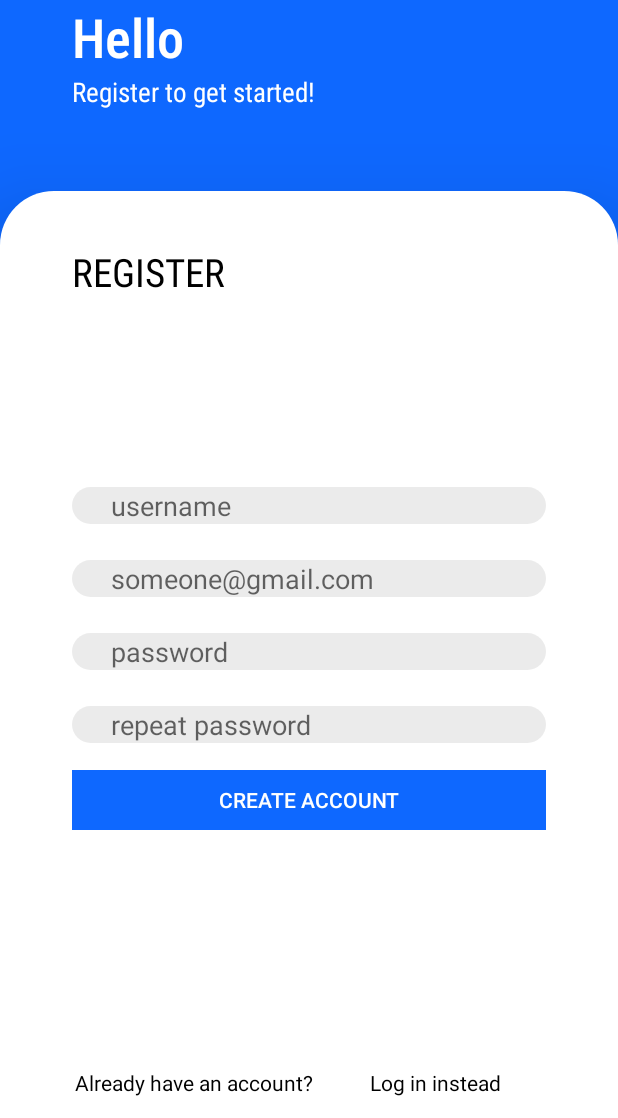
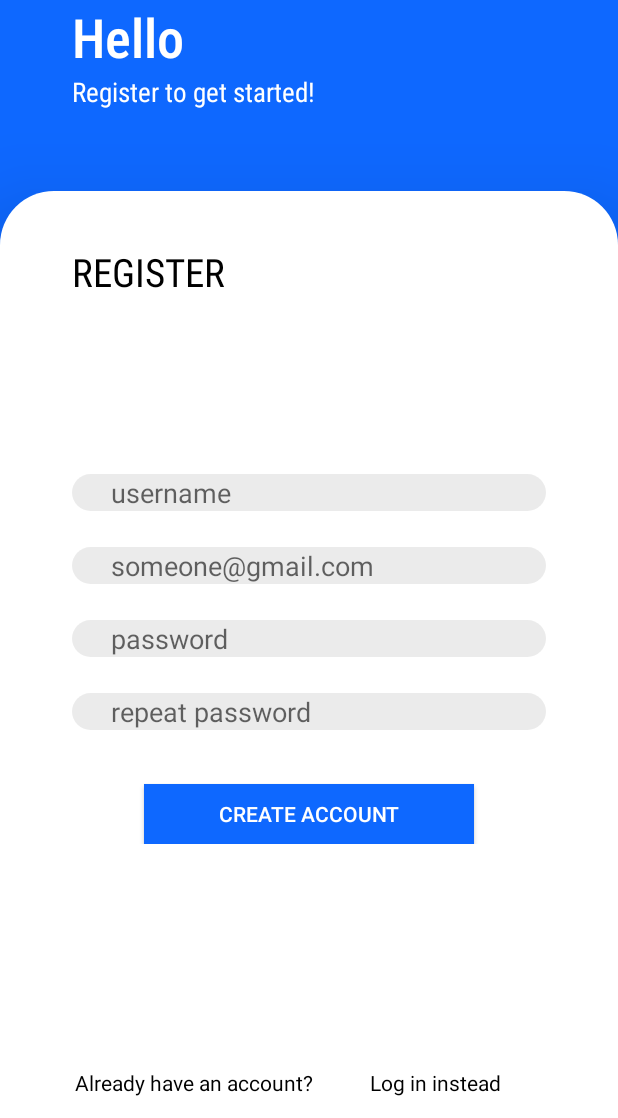
Before and after one commit to D3deR/SmartManager, an Android app: the RegisterScreen screen opened directly, with no data from a screen before it, on a phone screen of 412 x 824 dp, the part 118-1236 px from its top. Run offline under Robolectric (Android 15) with nearby library versions, the phone set to English and light mode, and no system bars; our stand-ins replace Firebase (no records; nobody signed in at launch, a user with empty details on screens opened directly).

Commit message:
Acum imi merge tot

```diff
--- a/app/src/main/java/com/example/smartmanager/activity/AddActivity.kt
+++ b/app/src/main/java/com/example/smartmanager/activity/AddActivity.kt
@@ -27,7 +27,7 @@ class AddActivity : AppCompatActivity() {
         super.onCreate(savedInstanceState)
         setContentView(R.layout.activity_add)
 
-        val spinner:Spinner = findViewById(R.id.editText_color)
+        val spinner:Spinner = findViewById(R.id.editTextColor)
         ArrayAdapter.createFromResource(this ,
             R.array.color_array, android.R.layout.simple_spinner_item).also { adapter ->
             adapter.setDropDownViewResource(android.R.layout.simple_spinner_dropdown_item)
--- a/app/src/main/res/layout/activity_register_screen.xml
+++ b/app/src/main/res/layout/activity_register_screen.xml
@@ -3,6 +3,7 @@
     xmlns:tools="http://schemas.android.com/tools"
     android:layout_width="match_parent"
     android:layout_height="match_parent"
+    xmlns:app="http://schemas.android.com/apk/res-auto"
     tools:context=".activity.EmailLogin"
     android:orientation="vertical"
     android:weightSum="4"
@@ -145,7 +146,10 @@
                     android:layout_weight="2"
                     android:background="@color/colorPrimary"
                     android:text="@string/register"
-                    android:textColor="@color/white" />
+                    android:textColor="@color/white"
+                    android:layout_marginTop="18dp"
+                    android:layout_marginLeft="48dp"
+                    android:layout_marginRight="48dp"/>
 
 
             </LinearLayout>
```
Also changed, not shown: app/src/main/AndroidManifest.xml (+5 -4 lines).
